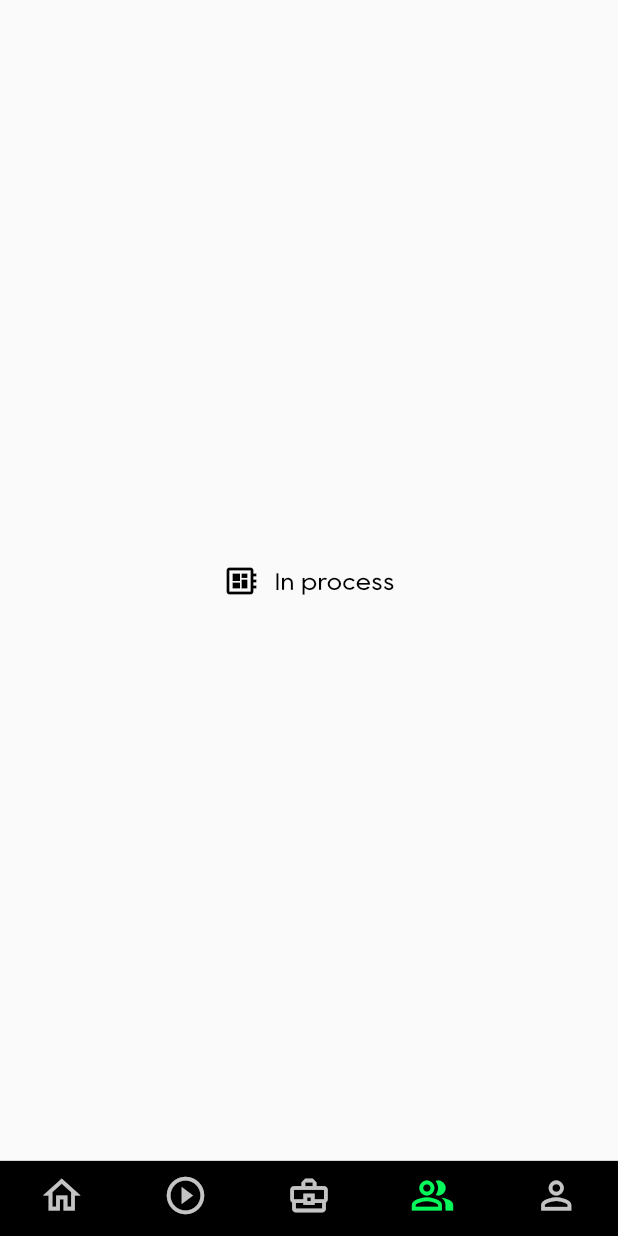
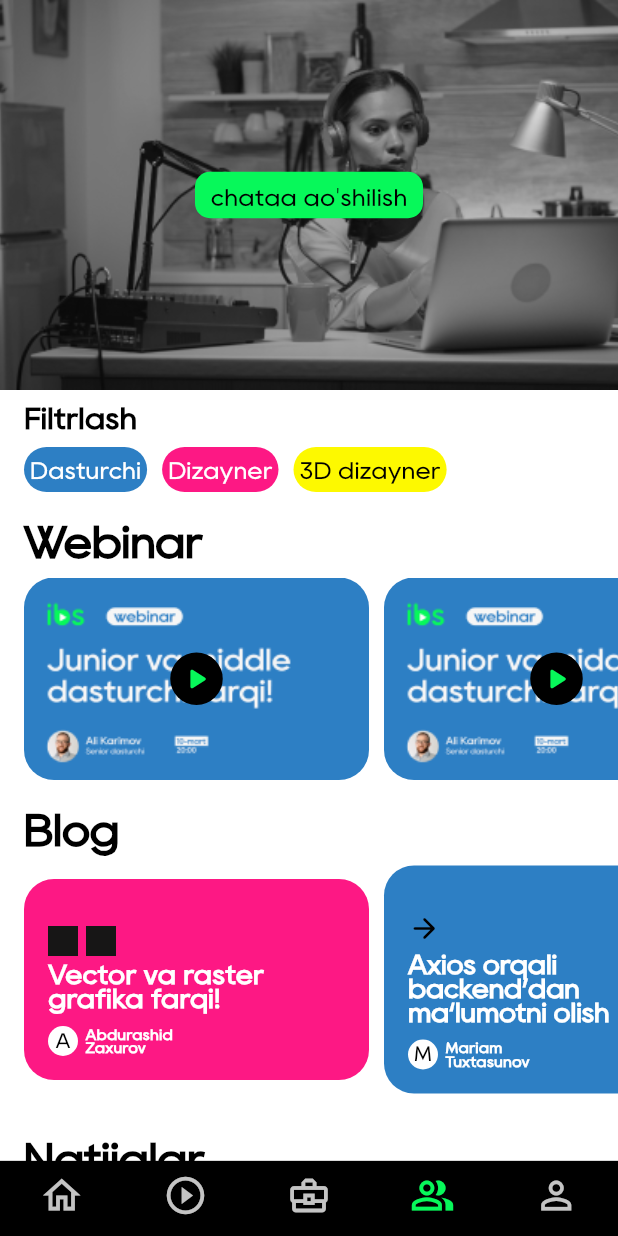
Before and after one commit to islomnurullayev/ibs, a Flutter app: the screen it shows once a user with an empty profile is signed in, item 4 of the bottom bar chosen, on a phone screen of 412 x 824 dp. Run offline on Flutter 3.47's test engine with Material 2 defaults, Android fonts, the phone set to English and light mode, and no system bars; our stand-ins replace cloud_firestore, firebase_auth, firebase_core, flare_flutter, flutter_bloc, google_maps_flutter and 4 more; accounts and stored records are empty.

Commit message:
bugs fixed

```diff
--- a/lib/cells/portfolio_card.dart
+++ b/lib/cells/portfolio_card.dart
@@ -59,17 +59,21 @@ class PortfolioCard extends StatelessWidget {
               portfolio.title,
               style: Style.body1.copyWith(color: Style.colors.white),
             ),
+            const SizedBox(height: 5),
             Row(
+              mainAxisAlignment: MainAxisAlignment.start,
+              crossAxisAlignment: CrossAxisAlignment.center,
               children: [
                 Container(
+                  width: 15,
+                  height: 15,
                   decoration: BoxDecoration(
                     shape: BoxShape.circle,
                     color: Style.colors.yellow,
                   ),
-                  padding: Style.padding4,
-                  child: Text(portfolio.name[0]),
+                  child: Center(child: Text(portfolio.name[0])),
                 ),
-                const SizedBox(width: 10),
+                const SizedBox(width: 5),
                 Text(
                   portfolio.name,
                   style: Style.caption!.copyWith(color: Style.colors.white),
--- a/lib/screens/home.dart
+++ b/lib/screens/home.dart
@@ -8,6 +8,7 @@ import 'package:ibs/screens/dashboard/dashboard.dart';
 import 'package:ibs/screens/process.dart';
 import 'package:ibs/screens/profile/profile.dart';
 import 'package:ibs/screens/vacancies/vacancies.dart';
+import 'package:ibs/screens/webinar.dart';
 import 'package:ibs/theme/style.dart';
 
 class HomeController extends StatefulWidget {
@@ -36,7 +37,7 @@ class _HomeControllerState extends State<HomeController> {
       case 2:
         return const VacanciesController();
       case 3:
-        return const ProcessScreen();
+        return const Community();
       case 4:
         return const ProfileController();
       default:
--- /dev/null
+++ b/lib/screens/webinar.dart
@@ -0,0 +1,492 @@
+import 'package:flutter/cupertino.dart';
+import 'package:flutter/material.dart';
+import 'package:ibs/theme/style.dart';
+
+class Community extends StatefulWidget {
+  const Community({Key? key}) : super(key: key);
+
+  @override
+  State<Community> createState() => _CommunityState();
+}
+
+class _CommunityState extends State<Community> {
+  List<String> roles = [
+    "Dasturchi",
+    "Dizayner",
+    "3D dizayner",
+  ];
+
+  List<Color> roleColors = [
+    Style.colors.blue,
+    Style.colors.pink,
+    Style.colors.yellow,
+  ];
+
+  Color backgroundColor(String role) {
+    late Color color;
+    switch (role) {
+      case "coder":
+        color = Style.colors.blue;
+        break;
+      case "designer":
+        color = Style.colors.pink;
+        break;
+      case "3d":
+        color = Style.colors.yellow;
+        break;
+      default:
+        color = Style.colors.blue;
+    }
+    return color;
+  }
+
+  Widget get roleList => SizedBox(
+        height: 40,
+        child: ListView.separated(
+          padding: Style.padding16.copyWith(top: 10, bottom: 0),
+          shrinkWrap: true,
+          scrollDirection: Axis.horizontal,
+          itemBuilder: (_, index) => Container(
+            padding: Style.padding4,
+            decoration: BoxDecoration(
+              color: roleColors[index],
+              borderRadius: Style.border20,
+            ),
+            child: Center(
+              child: FittedBox(
+                fit: BoxFit.none,
+                child: Text(
+                  roles[index],
+                  style: Style.caption!.copyWith(
+                    color: index == 2 ? Style.colors.black : Style.colors.white,
+                    fontSize: 16,
+                  ),
+                ),
+              ),
+            ),
+          ),
+          separatorBuilder: (_, index) => const SizedBox(width: 10),
+          itemCount: 3,
+        ),
+      );
+
+  Widget get webinarList => SizedBox(
+        height: 145,
+        child: ListView.separated(
+          scrollDirection: Axis.horizontal,
+          padding: Style.padding16.copyWith(top: 10, bottom: 0),
+          itemBuilder: (_, index) => GestureDetector(
+            onTap: () {},
+            child: Container(
+              height: 140,
+              width: 230,
+              decoration: BoxDecoration(
+                borderRadius: Style.border20,
+                image: DecorationImage(
+                  image: Image.asset('assets/images/webinar_page.png').image,
+                  fit: BoxFit.cover,
+                ),
+              ),
+              child: Container(
+                height: 32,
+                width: 32,
+                margin: const EdgeInsets.all(50),
+                decoration: BoxDecoration(
+                  shape: BoxShape.circle,
+                  color: Style.colors.black,
+                ),
+                child: Center(
+                  child: Icon(
+                    Icons.play_arrow_rounded,
+                    color: Style.colors.primary,
+                  ),
+                ),
+              ),
+            ),
+          ),
+          separatorBuilder: (_, __) => const SizedBox(width: 10),
+          itemCount: 2,
+        ),
+      );
+
+  Widget get blogList => SizedBox(
+        height: 155,
+        child: ListView.separated(
+          scrollDirection: Axis.horizontal,
+          padding: Style.padding16.copyWith(top: 10, bottom: 0),
+          itemBuilder: (_, index) => GestureDetector(
+            onTap: () {},
+            child: Container(
+              width: 230,
+              decoration: BoxDecoration(
+                borderRadius: Style.border20,
+                color: Style.colors.pink,
+              ),
+              padding: Style.padding16,
+              child: ListView(
+                physics: const NeverScrollableScrollPhysics(),
+                reverse: true,
+                shrinkWrap: true,
+                children: [
+                  Row(
+                    children: [
+                      Container(
+                        width: 20,
+                        height: 20,
+                        decoration: BoxDecoration(
+                          shape: BoxShape.circle,
+                          color: Style.colors.white,
+                        ),
+                        child: Center(child: Text("A", style: Style.body2)),
+                      ),
+                      const SizedBox(width: 5),
+                      Column(
+                        crossAxisAlignment: CrossAxisAlignment.start,
+                        children: [
+                          Text(
+                            'Abdurashid',
+                            style: Style.caption!.copyWith(
+                              fontWeight: FontWeight.bold,
+                              fontSize: 10,
+                              color: Style.colors.white,
+                            ),
+                          ),
+                          Text(
+                            'Zaxurov',
+                            style: Style.caption!.copyWith(
+                              fontWeight: FontWeight.bold,
+                              fontSize: 10,
+                              color: Style.colors.white,
+                            ),
+                          ),
+                        ],
+                      )
+                    ],
+                  ),
+                  const SizedBox(height: 10),
+                  Text(
+                    'Vector va raster\ngrafika farqi!',
+                    style: Style.body1.copyWith(
+                      fontWeight: FontWeight.bold,
+                      fontSize: 18,
+                      color: Style.colors.white,
+                    ),
+                  ),
+                  const SizedBox(height: 5),
+                  Row(
+                    mainAxisAlignment: MainAxisAlignment.start,
+                    children: [
+                      Image.asset(
+                        'assets/images/square.png',
+                        width: 20,
+                        height: 20,
+                      ),
+                      const SizedBox(width: 5),
+                      Image.asset(
+                        'assets/images/square.png',
+                        width: 20,
+                        height: 20,
+                      ),
+                    ],
+                  ),
+                  const SizedBox(height: 15),
+                ],
+              ),
+            ),
+          ),
+          separatorBuilder: (_, __) => const SizedBox(width: 10),
+          itemCount: 2,
+        ),
+      );
+
+  @override
+  Widget build(BuildContext context) {
+    return CupertinoPageScaffold(
+      backgroundColor: Style.colors.white,
+      child: SafeArea(
+        child: ListView(
+          physics: const ClampingScrollPhysics(),
+          shrinkWrap: true,
+          children: [
+            Container(
+              height: 260,
+              width: double.infinity,
+              decoration: BoxDecoration(
+                image: DecorationImage(
+                  image: Image.asset('assets/images/webinar.png').image,
+                  fit: BoxFit.cover,
+                ),
+              ),
+              child: Center(
+                child: Container(
+                  decoration: BoxDecoration(
+                    borderRadius: BorderRadius.circular(10),
+                    color: Style.colors.primary,
+                  ),
+                  height: 31,
+                  width: 152,
+                  child: TextButton(
+                    onPressed: () {},
+                    child: Text(
+                      "chatga qo'shilish",
+                      style: Style.body1,
+                    ),
+                  ),
+                ),
+              ),
+            ),
+            const SizedBox(height: 10),
+            Container(
+              padding: Style.padding16.copyWith(top: 0, bottom: 0),
+              child: Text(
+                'Filtrlash',
+                style: Style.body1.copyWith(
+                  fontWeight: FontWeight.bold,
+                  fontSize: 20,
+                ),
+              ),
+            ),
+            roleList,
+            Container(
+              padding: Style.padding16.copyWith(top: 20, bottom: 0),
+              child: Text(
+                'Webinar',
+                style: Style.headline5!.copyWith(
+                  fontWeight: FontWeight.bold,
+                  fontSize: 30,
+                ),
+              ),
+            ),
+            webinarList,
+            Container(
+              padding: Style.padding16.copyWith(top: 20, bottom: 0),
+              child: Text(
+                'Blog',
+                style: Style.headline5!.copyWith(
+                  fontWeight: FontWeight.bold,
+                  fontSize: 30,
+                ),
+              ),
+            ),
+            SingleChildScrollView(
+              padding: const EdgeInsets.symmetric(horizontal: 16, vertical: 10),
+              scrollDirection: Axis.horizontal,
+              physics: const ClampingScrollPhysics(),
+              child: Row(
+                mainAxisAlignment: MainAxisAlignment.start,
+                children: [
+                  GestureDetector(
+                    onTap: () {},
+                    child: Container(
+                      width: 230,
+                      decoration: BoxDecoration(
+                        borderRadius: Style.border20,
+                        color: Style.colors.pink,
+                      ),
+                      padding: Style.padding16,
+                      child: ListView(
+                        shrinkWrap: true,
+                        physics: const NeverScrollableScrollPhysics(),
+                        reverse: true,
+                        children: [
+                          Row(
+                            children: [
+                              Container(
+                                width: 20,
+                                height: 20,
+                                decoration: BoxDecoration(
+                                  shape: BoxShape.circle,
+                                  color: Style.colors.white,
+                                ),
+                                child: Center(
+                                    child: Text("A", style: Style.body2)),
+                              ),
+                              const SizedBox(width: 5),
+                              Column(
+                                crossAxisAlignment: CrossAxisAlignment.start,
+                                children: [
+                                  Text(
+                                    'Abdurashid',
+                                    style: Style.caption!.copyWith(
+                                      fontWeight: FontWeight.bold,
+                                      fontSize: 10,
+                                      color: Style.colors.white,
+                                    ),
+                                  ),
+                                  Text(
+                                    'Zaxurov',
+                                    style: Style.caption!.copyWith(
+                                      fontWeight: FontWeight.bold,
+                                      fontSize: 10,
+                                      color: Style.colors.white,
+                                    ),
+                                  ),
+                                ],
+                              )
+                            ],
+                          ),
+                          const SizedBox(height: 10),
+                          Text(
+                            'Vector va raster\ngrafika farqi!',
+                            style: Style.body1.copyWith(
+                              fontWeight: FontWeight.bold,
+                              fontSize: 18,
+                              color: Style.colors.white,
+                            ),
+                          ),
+                          const SizedBox(height: 5),
+                          Row(
+                            mainAxisAlignment: MainAxisAlignment.start,
+                            children: [
+                              Image.asset(
+                                'assets/images/square.png',
+                                width: 20,
+                                height: 20,
+                              ),
+                              const SizedBox(width: 5),
+                              Image.asset(
+                                'assets/images/square.png',
+                                width: 20,
+                                height: 20,
+                              ),
+                            ],
+                          ),
+                          const SizedBox(height: 15),
+                        ],
+                      ),
+                    ),
+                  ),
+                  const SizedBox(width: 10),
+                  GestureDetector(
+                    onTap: () {},
+                    child: Container(
+                      width: 230,
+                      decoration: BoxDecoration(
+                        borderRadius: Style.border20,
+                        color: Style.colors.blue,
+                      ),
+                      padding: Style.padding16,
+                      child: ListView(
+                        physics: const NeverScrollableScrollPhysics(),
+                        reverse: true,
+                        shrinkWrap: true,
+                        children: [
+                          Row(
+                            mainAxisAlignment: MainAxisAlignment.start,
+                            children: [
+                              Container(
+                                width: 20,
+                                height: 20,
+                                decoration: BoxDecoration(
+                                  shape: BoxShape.circle,
+                                  color: Style.colors.white,
+                                ),
+                                child: Center(
+                                    child: Text("M", style: Style.body2)),
+                              ),
+                              const SizedBox(width: 5),
+                              Column(
+                                crossAxisAlignment: CrossAxisAlignment.start,
+                                children: [
+                                  Text(
+                                    'Mariam',
+                                    style: Style.caption!.copyWith(
+                                      fontWeight: FontWeight.bold,
+                                      fontSize: 10,
+                                      color: Style.colors.white,
+                                    ),
+                                  ),
+                                  Text(
+                                    'Tuxtasunov',
+                                    style: Style.caption!.copyWith(
+                                      fontWeight: FontWeight.bold,
+                                      fontSize: 10,
+                                      color: Style.colors.white,
+                                    ),
+                                  ),
+                                ],
+                              )
+                            ],
+                          ),
+                          const SizedBox(height: 10),
+                          Text(
+                            'Axios orqali backend’dan\nma‘lumotni olish',
+                            style: Style.body2.copyWith(
+                              fontWeight: FontWeight.bold,
+                              fontSize: 18,
+                              color: Style.colors.white,
+                            ),
+                          ),
+                          const SizedBox(height: 5),
+                          Row(
+                            children: [
+                              Icon(
+                                Icons.arrow_forward_rounded,
+                                color: Style.colors.black,
+                                size: 22,
+                              ),
+                            ],
+                          ),
+                          const SizedBox(height: 15),
+                        ],
+                      ),
+                    ),
+                  ),
+                ],
+              ),
+            ),
+            Container(
+              padding: Style.padding16.copyWith(top: 20, bottom: 0),
+              child: Text(
+                'Natijalar',
+                style: Style.headline5!.copyWith(
+                  fontWeight: FontWeight.bold,
+                  fontSize: 30,
+                ),
+              ),
+            ),
+            SingleChildScrollView(
+              padding: const EdgeInsets.symmetric(horizontal: 16, vertical: 10),
+              scrollDirection: Axis.horizontal,
+              physics: const ClampingScrollPhysics(),
+              child: Row(
+                mainAxisAlignment: MainAxisAlignment.start,
+                crossAxisAlignment: CrossAxisAlignment.center,
+                children: [
+                  Container(
+                    width: 234,
+                    height: 136,
+                    decoration: BoxDecoration(
+                        borderRadius: BorderRadius.circular(20),
+                        color: Style.colors.black),
+                    child: Center(
+                        child: Text(
+                      'Moyshikdan frontend\ndasturchilikkacha',
+                      style: Style.body1
+                          .copyWith(color: Style.colors.primary, fontSize: 20),
+                    )),
+                  ),
+                  const SizedBox(width: 10),
+                  Container(
+                    width: 234,
+                    height: 136,
+                    decoration: BoxDecoration(
+                      borderRadius: BorderRadius.circular(20),
+                      color: Style.colors.black,
+                    ),
+                    child: Center(
+                        child: Text(
+                      '1000\$lik ishimni\ntashlab keldim',
+                      style: Style.body1
+                          .copyWith(color: Style.colors.primary, fontSize: 20),
+                    )),
+                  ),
+                ],
+              ),
+            )
+          ],
+        ),
+      ),
+    );
+  }
+}
```
Also changed, not shown: assets/images/square.png (added), assets/images/webinar.png (added), assets/images/webinar_page.png (added).
